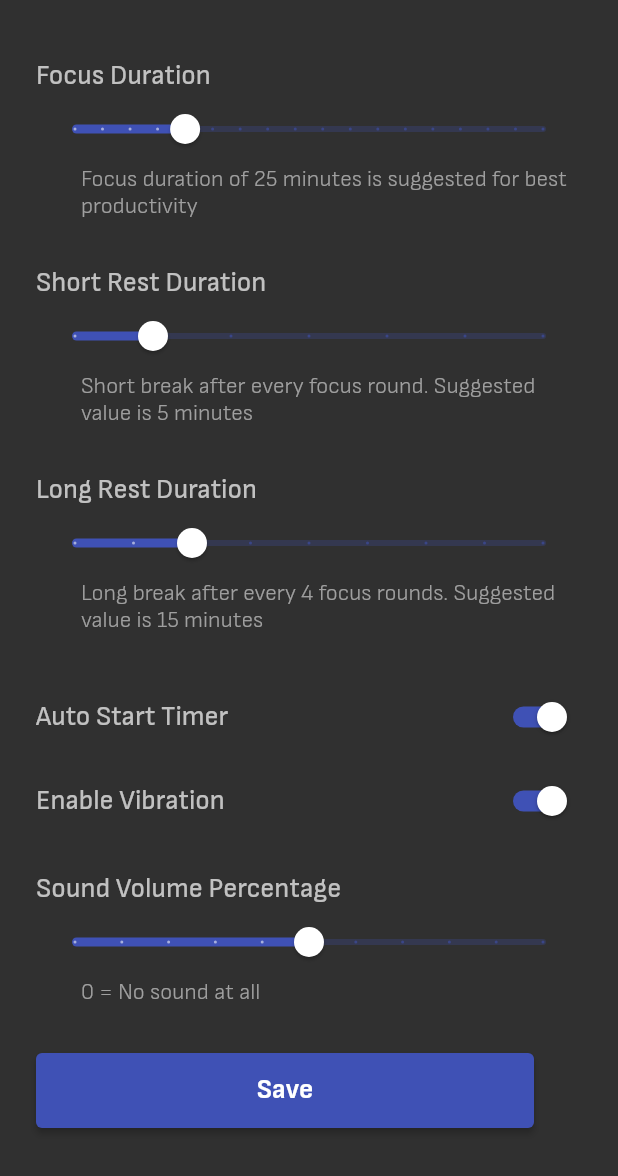
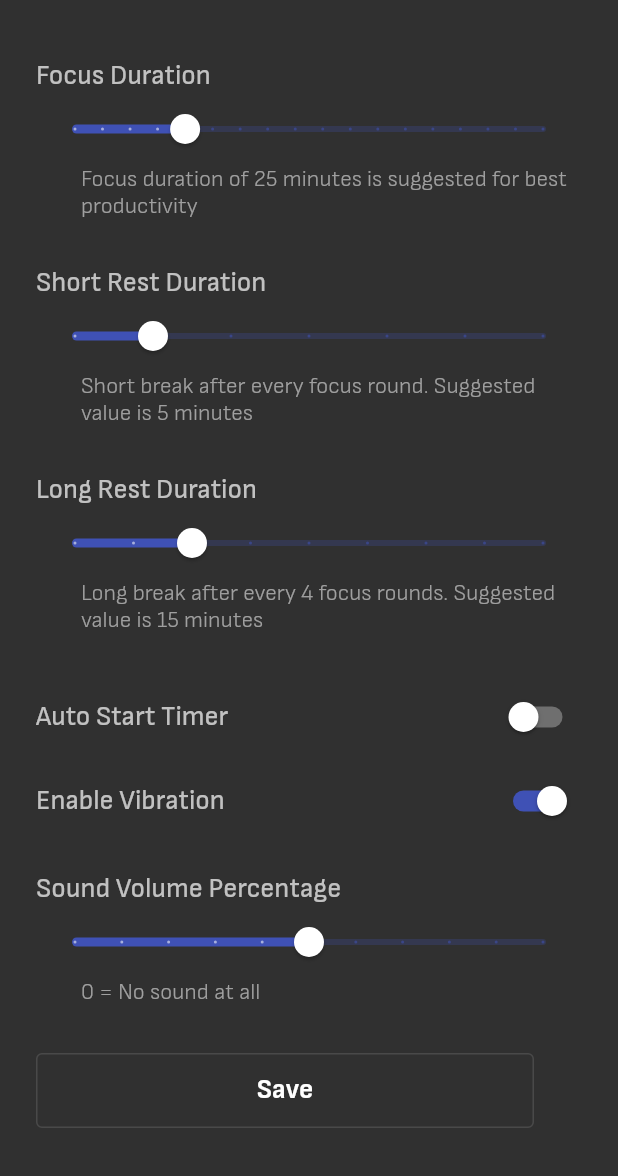
Before and after one commit to mmstq/pomodoro, a Flutter app: the HomePage screen opened directly, item 4 of the bottom bar chosen, after a tap on "Intervals", on a phone screen of 412 x 824 dp, the part 60-1236 px from its top. Run offline on Flutter 3.47's test engine with Material 2 defaults, Android fonts, the phone set to English and light mode, and no system bars; our stand-ins replace audioplayers, shared_preferences, sliding_clipped_nav_bar, timelines, vibration; missing offline and left inert: duration_picker; accounts and stored records are empty.

Commit message:
setting page ++

```diff
--- a/lib/main.dart
+++ b/lib/main.dart
@@ -1,13 +1,10 @@
 import 'package:flutter/material.dart';
 import 'package:pomodoro/data.dart';
 import 'package:pomodoro/homepage.dart';
-import 'package:pomodoro/screens/interval_setting.dart';
 
 
 void main() async{
   WidgetsFlutterBinding.ensureInitialized();
-
-  // Initialize SharedPrefs instance.
   await SharedPrefs.init();
   runApp(const MyApp());
 }
@@ -28,7 +25,6 @@ class MyApp extends StatelessWidget {
             thumbColor: MaterialStateProperty.all(Colors.white),
             trackColor: MaterialStateProperty.resolveWith((states) =>
             states.contains(MaterialState.selected) ? Colors.indigo : null)),
-        primaryColor: Colors.indigo,
         primarySwatch: Colors.indigo,
         brightness: Brightness.dark,
       ),
@@ -37,7 +33,7 @@ class MyApp extends StatelessWidget {
         fontFamily: 'Ubuntu',
         primarySwatch: Colors.indigo,
       ),
-      home: const Intervals(),
+      home: const HomePage(),
     );
   }
 }
--- a/lib/screens/interval_setting.dart
+++ b/lib/screens/interval_setting.dart
@@ -32,7 +32,7 @@ class _IntervalsState extends State<Intervals> {
     longRestTime = shared.getDouble('longRestTime') ?? 15;
     soundValue = shared.getDouble('soundValue') ?? 5;
     vibrate = shared.getBool('vibrate') ?? true;
-    autoTimer = shared.getBool('autoTimer') ?? true;
+    autoTimer = shared.getBool('autoTimer') ?? false;
   }
 
   Future<bool> save() async {
@@ -187,12 +187,13 @@ class _IntervalsState extends State<Intervals> {
               const SizedBox(
                 height: 32,
               ),
-              ElevatedButton(
-                style: ButtonStyle(elevation: ),
+              OutlinedButton(
                   onPressed: () async {
                     save().then((value) {
                       if (value) {
                         ScaffoldMessenger.of(context).showSnackBar(SnackBar(
+                          duration: const Duration(milliseconds: 1500
+                          ),
                           content: Text(
                             'Settings saved successfully',
                             style: titleStyle.copyWith(fontSize: 16),
--- a/lib/screens/timer.dart
+++ b/lib/screens/timer.dart
@@ -1,8 +1,11 @@
+import 'package:audioplayers/audioplayers.dart';
 import 'package:flutter/material.dart';
 import 'dart:math' as math;
 import 'package:duration_picker/duration_picker.dart';
 import 'package:pomodoro/data.dart';
 import 'package:pomodoro/model/task_model.dart';
+import 'package:shared_preferences/shared_preferences.dart';
+import 'package:vibration/vibration.dart';
 
 class Timer extends StatefulWidget {
   const Timer({Key? key}) : super(key: key);
@@ -14,10 +17,7 @@ class Timer extends StatefulWidget {
 class _TimerState extends State<Timer>
     with TickerProviderStateMixin, AutomaticKeepAliveClientMixin {
   late Animation<double> animation;
-
   Task task = defaultTask;
-
-
   Duration duration = const Duration(seconds: 20);
   late AnimationController controller;
   late AnimationController buttonController;
@@ -26,6 +26,7 @@ class _TimerState extends State<Timer>
   int index = 0;
   int round = 1;
   late int remaining = task.duration!;
+  late final SharedPreferences shared;
 
   @override
   void initState() {
@@ -34,6 +35,7 @@ class _TimerState extends State<Timer>
   }
 
   void initiation() {
+    shared = SharedPrefs.instance;
     buttonController = AnimationController(
         vsync: this, duration: const Duration(milliseconds: 500));
     controller = AnimationController(
@@ -48,20 +50,33 @@ class _TimerState extends State<Timer>
               elap = controller.lastElapsedDuration != null
                   ? controller.lastElapsedDuration!.inMilliseconds
                   : elap;
-
             });
           })
           ..addStatusListener((status) {
             onComplete(status);
+            /*if (status == AnimationStatus.completed) {
+              if (shared.getBool('vibrate') ?? true) Vibration.vibrate();
+              if (shared.getDouble('soundValue') != 0) {
+                AudioPlayer().play(AssetSource('audio/finish.mp3'));
+
+              }
+              if (shared.getBool('autoTimer') ?? false) {
+                controller.forward();
+                setState(() {
+                  buttonController.forward();
+                });
+              }
+            }*/
 
           });
   }
 
-  void onComplete(AnimationStatus status){
-    print(status);
+  void onComplete(AnimationStatus status) {
     if (AnimationStatus.completed == status) {
       if (task.taskDurations![index].category == 0) {
-        remaining -= ((elapsed+elap)/1000).round();
+        remaining -= ((elapsed + elap) / 1000).round();
+
+      }else{
         round += 1;
       }
       elap = 0;
@@ -71,13 +86,13 @@ class _TimerState extends State<Timer>
         task.taskDurations![index].isCompleted = true;
         buttonController.reverse();
 
-        if(index<task.taskDurations!.length-1) {
+        if (index < task.taskDurations!.length - 1) {
           index += 1;
         } else {
           remaining = task.duration!;
           task = defaultTask;
           round = 1;
-          index=0;
+          index = 0;
         }
         controller.duration =
             Duration(seconds: task.taskDurations![index].duration!);
@@ -133,7 +148,7 @@ class _TimerState extends State<Timer>
                       height: 4,
                     ),
                     Text(
-                      '${isRest?remaining : remaining-((elapsed+elap)~/1000)} mins',
+                      '${isRest ? remaining : remaining - ((elapsed + elap) ~/ 1000)} mins',
                       style: const TextStyle(
                         fontSize: 15,
                         color: Colors.white54,
@@ -171,16 +186,6 @@ class _TimerState extends State<Timer>
             ),
           ),
         ),
-        /*Padding(
-          padding: const EdgeInsets.only(top: 30),
-          child: Text(
-            isRest ? "Rest" : "Focus",
-            style: TextStyle(
-                fontSize: 28,
-                fontWeight: FontWeight.w600,
-                color: isRest ? Colors.deepOrangeAccent : Colors.green),
-          ),
-        ),*/
         Container(
           alignment: Alignment.center,
           height: 300,
@@ -208,7 +213,7 @@ class _TimerState extends State<Timer>
                   await showDurationPicker(
                           context: context, initialTime: duration)
                       .then((value) {
-                    if (value !=null){
+                    if (value != null) {
                       setState(() {
                         controller.duration = value;
                       });
@@ -264,18 +269,19 @@ class _TimerState extends State<Timer>
                                 elapsed = 0;
                                 elap = 0;
                                 Navigator.pop(context);
-
                               },
-                              child: const Text('Yes',style: TextStyle(
+                              child: const Text('Yes',
+                                  style: TextStyle(
                                       fontSize: 18,
-                                  color:Colors.green,
+                                      color: Colors.green,
                                       fontWeight: FontWeight.w500)),
                             ),
                             TextButton(
                               onPressed: () {
                                 Navigator.pop(context);
                               },
-                              child: const Text('No',style: TextStyle(
+                              child: const Text('No',
+                                  style: TextStyle(
                                       fontSize: 18,
                                       color: Colors.red,
                                       fontWeight: FontWeight.w500)),
@@ -324,38 +330,39 @@ class _TimerState extends State<Timer>
                       builder: (BuildContext context) {
                         return AlertDialog(
                           title: const Text('Switch'),
-                          content: const Text(
-                              'This will switch to next round.'
+                          content: const Text('This will switch to next round.'
                               '\n\nDo you want to add the current round progress?'),
                           actions: [
                             TextButton(
                               onPressed: () {
                                 Navigator.pop(context);
                               },
-                              child: const Text('Dismiss',style: TextStyle(
+                              child: const Text('Dismiss',
+                                  style: TextStyle(
                                       fontSize: 18,
-                                  color:Colors.white,
+                                      color: Colors.white,
                                       fontWeight: FontWeight.w500)),
                             ),
-                            const SizedBox(width: 50,),
+                            const SizedBox(
+                              width: 50,
+                            ),
                             TextButton(
                               onPressed: () {
-
                                 onComplete(AnimationStatus.completed);
                                 Navigator.pop(context);
-
                               },
-                              child: const Text('Yes',style: TextStyle(
+                              child: const Text('Yes',
+                                  style: TextStyle(
                                       fontSize: 18,
-                                  color:Colors.green,
+                                      color: Colors.green,
                                       fontWeight: FontWeight.w500)),
                             ),
                             TextButton(
                               onPressed: () {
-
                                 Navigator.pop(context);
                               },
-                              child: const Text('No',style: TextStyle(
+                              child: const Text('No',
+                                  style: TextStyle(
                                       fontSize: 18,
                                       color: Colors.red,
                                       fontWeight: FontWeight.w500)),
--- a/pubspec.yaml
+++ b/pubspec.yaml
@@ -40,6 +40,7 @@ dependencies:
   duration_picker:
   timelines: ^0.1.0
   vibration:
+  audioplayers: ^2.0.0
   shared_preferences:
   sqflite:
   sliding_clipped_nav_bar:
@@ -67,9 +68,8 @@ flutter:
   uses-material-design: true
 
   # To add assets to your application, add an assets section, like this:
-  #assets:
-  #   - assets
-  #   - images/a_dot_ham.jpeg
+  assets:
+     - assets/audio/finish.mp3
 
   # An image asset can refer to one or more resolution-specific "variants", see
   # https://flutter.dev/assets-and-images/#resolution-aware
```
Also changed, not shown: pubspec.lock, 1 other file. Lines whose indentation alone changed are shown as unchanged.
